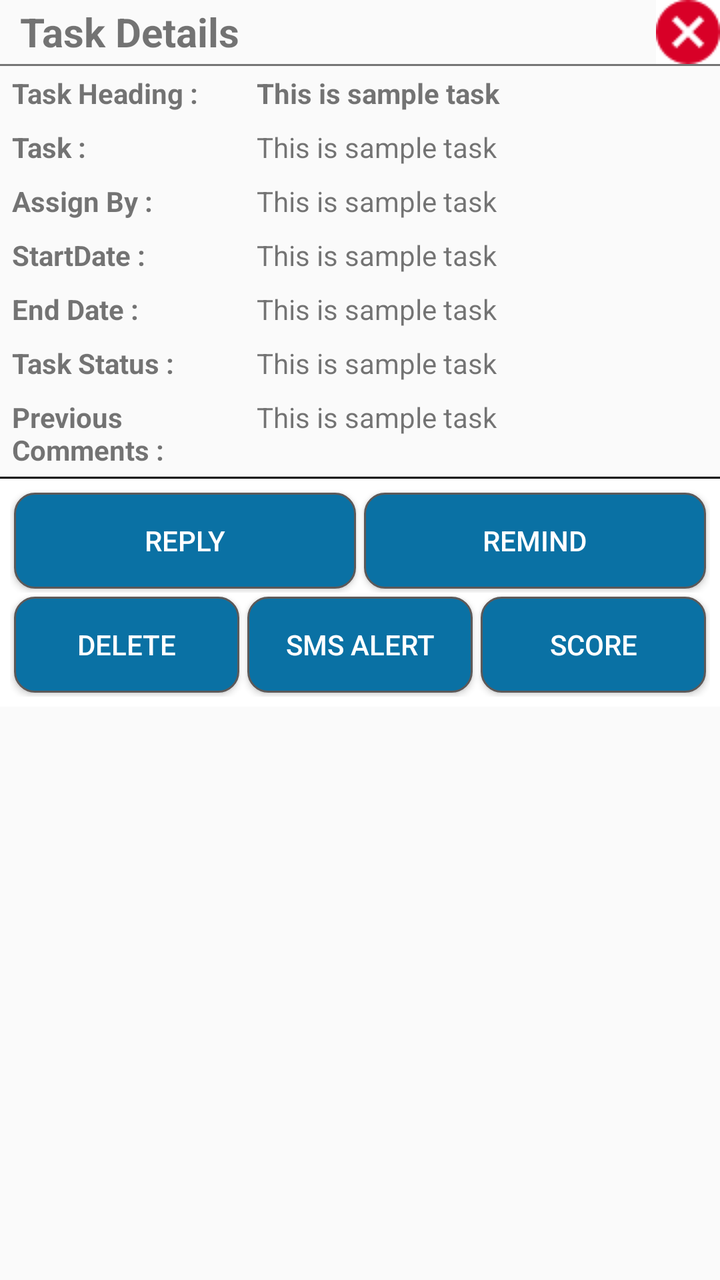
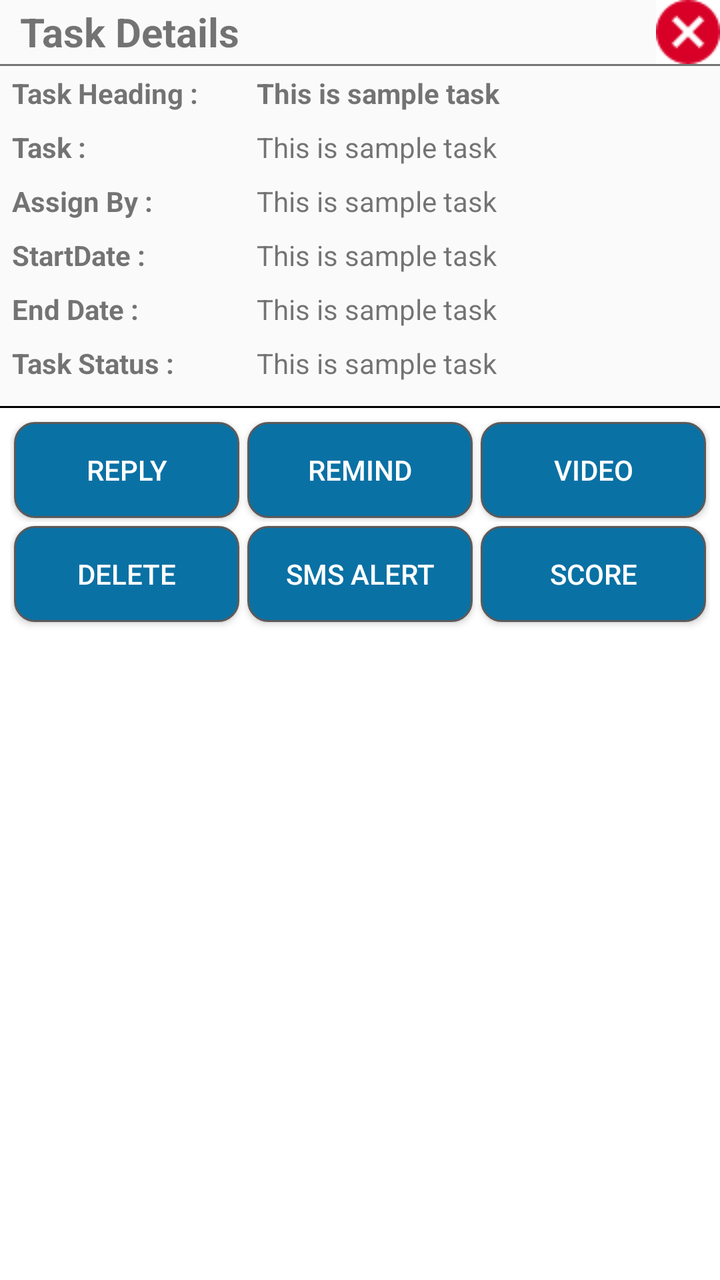

Compare the two renders of this Android layout. The source of the first and the diff that turns it into the second are given below.
<!-- AndroidManifest.xml: application theme AppTheme -->
<!-- res/layout/show_task_detils_row.xml -->
<?xml version="1.0" encoding="utf-8"?>
<LinearLayout xmlns:android="http://schemas.android.com/apk/res/android"
    android:layout_width="match_parent"
    android:layout_height="wrap_content"
    android:orientation="vertical">

    <LinearLayout
        android:layout_width="match_parent"
        android:layout_height="wrap_content"
        android:orientation="horizontal">

        <TextView
            android:layout_width="0dp"
            android:layout_height="wrap_content"
            android:layout_gravity="center"
            android:layout_marginLeft="10dp"
            android:layout_weight="1"
            android:gravity="left"
            android:text="Task Details"
            android:textSize="20sp"
            android:textStyle="bold" />

        <ImageButton
            android:id="@+id/show_close"
            android:layout_width="wrap_content"
            android:layout_height="wrap_content"
            android:background="@color/white"
            android:src="@drawable/cancelbutton" />
    </LinearLayout>


    <View
        android:layout_width="match_parent"
        android:layout_height="1dp"
        android:background="@color/grey_600"></View>


    <LinearLayout
        android:layout_width="match_parent"
        android:layout_height="wrap_content"
        android:layout_margin="4dp"
        android:paddingLeft="2dp"
        android:orientation="horizontal">

        <TextView
            android:layout_width="0dp"
            android:layout_height="wrap_content"
            android:layout_weight="3.5"
            android:textStyle="bold"
            android:text="Task Heading :" />

        <TextView
            android:id="@+id/txt_show_task_head"
            android:layout_width="0dp"
            android:layout_height="wrap_content"
            android:layout_weight="6.5"
            android:textStyle="bold"
            android:text="This is sample task" />


    </LinearLayout>

    <LinearLayout
        android:layout_width="match_parent"
        android:layout_height="wrap_content"
        android:layout_margin="4dp"
        android:paddingLeft="2dp"
        android:orientation="horizontal">

        <TextView
            android:layout_width="0dp"
            android:layout_height="wrap_content"
            android:layout_weight="3.5"
            android:textStyle="bold"
            android:text="Task :" />

        <TextView
            android:id="@+id/txt_show_desc"
            android:layout_width="0dp"
            android:layout_height="wrap_content"
            android:layout_weight="6.5"
            android:text="This is sample task" />


    </LinearLayout>

    <LinearLayout
        android:layout_width="match_parent"
        android:layout_height="wrap_content"
        android:layout_margin="4dp"
        android:paddingLeft="2dp"
        android:orientation="horizontal">

        <TextView
            android:layout_width="0dp"
            android:layout_height="wrap_content"
            android:layout_weight="3.5"
            android:textStyle="bold"
            android:text="Assign By :" />

        <TextView
            android:id="@+id/txt_show_assignBy"
            android:layout_width="0dp"
            android:layout_height="wrap_content"
            android:layout_weight="6.5"
            android:text="This is sample task" />


    </LinearLayout>

    <LinearLayout
        android:layout_width="match_parent"
        android:layout_height="wrap_content"
        android:layout_margin="4dp"
        android:paddingLeft="2dp"
        android:orientation="horizontal">

        <TextView
            android:layout_width="0dp"
            android:layout_height="wrap_content"
            android:layout_weight="3.5"
            android:textStyle="bold"
            android:text="StartDate :" />

        <TextView
            android:id="@+id/txt_show_start"
            android:layout_width="0dp"
            android:layout_height="wrap_content"
            android:layout_weight="6.5"
            android:text="This is sample task" />


    </LinearLayout>

    <LinearLayout
        android:layout_width="match_parent"
        android:layout_height="wrap_content"
        android:layout_margin="4dp"
        android:paddingLeft="2dp"
        android:orientation="horizontal">

        <TextView
            android:layout_width="0dp"
            android:layout_height="wrap_content"
            android:layout_weight="3.5"
            android:textStyle="bold"
            android:text="End Date :" />

        <TextView
            android:id="@+id/txt_show_endDate"
            android:layout_width="0dp"
            android:layout_height="wrap_content"
            android:layout_weight="6.5"
            android:text="This is sample task" />


    </LinearLayout>

    <LinearLayout
        android:layout_width="match_parent"
        android:layout_height="wrap_content"
        android:layout_margin="4dp"
        android:paddingLeft="2dp"
        android:orientation="horizontal">

        <TextView
            android:layout_width="0dp"
            android:layout_height="wrap_content"
            android:layout_weight="3.5"
            android:textStyle="bold"
            android:text="Task Status :" />

        <TextView
            android:id="@+id/TaskStatus"
            android:layout_width="0dp"
            android:layout_height="wrap_content"
            android:layout_weight="6.5"
            android:text="This is sample task" />


    </LinearLayout>

    <LinearLayout
        android:layout_width="match_parent"
        android:layout_height="wrap_content"
        android:layout_margin="4dp"
        android:paddingLeft="2dp"
        android:orientation="horizontal">

        <TextView
            android:layout_width="0dp"
            android:layout_height="wrap_content"
            android:layout_weight="3.5"
            android:textStyle="bold"
            android:text="Previous Comments :" />

        <TextView
            android:id="@+id/TaskComment"
            android:layout_width="0dp"
            android:layout_height="wrap_content"
            android:layout_weight="6.5"
            android:text="This is sample task" />


    </LinearLayout>

    <LinearLayout
        android:layout_width="match_parent"
        android:layout_height="1dp"
        android:background="#000000">

    </LinearLayout>


    <LinearLayout
        android:layout_width="match_parent"
        android:layout_height="wrap_content"
        android:background="#fff"
        android:orientation="vertical"
        android:padding="5dp">

        <LinearLayout
            android:layout_width="match_parent"
            android:layout_height="wrap_content"
            android:orientation="horizontal">

            <Button
                android:id="@+id/id_show"
                android:layout_width="0dp"
                android:layout_height="wrap_content"
                android:layout_margin="2dp"
                android:layout_weight="1"
                android:background="@drawable/button_background"
                android:text="SHOW"
                android:textColor="#fff"
                android:visibility="gone" />

            <Button
                android:id="@+id/id_task_edt"
                android:layout_width="0dp"
                android:layout_height="wrap_content"
                android:layout_margin="2dp"
                android:layout_weight="1"
                android:background="@drawable/button_background"
                android:text="Reply"
                android:textColor="#fff" />

            <Button
                android:id="@+id/id_remind"
                android:layout_width="0dp"
                android:layout_height="wrap_content"
                android:layout_margin="2dp"
                android:layout_weight="1"
                android:background="@drawable/button_background"
                android:text="REMIND"
                android:textColor="#fff" />

        </LinearLayout>

        <LinearLayout
            android:layout_width="match_parent"
            android:layout_height="wrap_content"
            android:orientation="horizontal">

            <Button
                android:id="@+id/id_delete"
                android:layout_width="0dp"
                android:layout_height="wrap_content"
                android:layout_margin="2dp"
                android:layout_weight="1"
                android:background="@drawable/button_background"
                android:text="DELETE"
                android:textColor="#fff" />

            <Button
                android:id="@+id/id_smsalert"
                android:layout_width="0dp"
                android:layout_height="wrap_content"
                android:layout_margin="2dp"
                android:layout_weight="1"
                android:background="@drawable/button_background"
                android:text="SMS ALERT"
                android:textColor="#fff" />

            <Button
                android:id="@+id/id_score"
                android:layout_width="0dp"
                android:layout_height="wrap_content"
                android:layout_margin="2dp"
                android:layout_weight="1"
                android:background="@drawable/button_background"
                android:text="SCORE"
                android:textColor="#fff" />

        </LinearLayout>


    </LinearLayout>

</LinearLayout>
<!-- resources referenced by this layout -->
<resources>
  <color name="grey_600">#757575</color>
  <color name="white">#FFFFFF</color>
  <!-- drawable button_background (drawable) -->
  <?xml version="1.0" encoding="utf-8"?>
  <selector xmlns:android="http://schemas.android.com/apk/res/android">
      <item>
  
          <shape android:shape="rectangle">
              <solid android:color="#0a71a4"/>
              <stroke android:color="#5c5959"
                  android:width="1dp"/>
              <corners android:radius="10dp"/>
  
          </shape>
  
      </item>
  
  </selector>
  <!-- drawable cancelbutton: png bitmap (drawable, 616 bytes) -->
  <style name="AppTheme" parent="Theme.AppCompat.Light.DarkActionBar">
          
          <item name="windowNoTitle">true</item>
          <item name="windowActionBar">false</item>
          <item name="colorPrimary">@color/light_blue_800</item>
          <item name="colorPrimaryDark">@color/colorPrimaryDark</item>
          <item name="colorAccent">@color/colorAccent</item>
      </style>
  <color name="light_blue_800">#0277bd</color>
  <color name="colorPrimaryDark">#303F9F</color>
  <color name="colorAccent">#000105</color>
</resources>

<!-- the commit's change to res/layout/show_task_detils_row.xml (unified diff, before → after) -->
@@ -32,47 +32,47 @@
     <View
         android:layout_width="match_parent"
         android:layout_height="1dp"
-        android:background="@color/grey_600"></View>
-
-
-    <LinearLayout
-        android:layout_width="match_parent"
-        android:layout_height="wrap_content"
-        android:layout_margin="4dp"
-        android:paddingLeft="2dp"
-        android:orientation="horizontal">
-
-        <TextView
-            android:layout_width="0dp"
-            android:layout_height="wrap_content"
-            android:layout_weight="3.5"
-            android:textStyle="bold"
-            android:text="Task Heading :" />
+        android:background="@color/grey_600" />
+
+
+    <LinearLayout
+        android:layout_width="match_parent"
+        android:layout_height="wrap_content"
+        android:layout_margin="4dp"
+        android:orientation="horizontal"
+        android:paddingLeft="2dp">
+
+        <TextView
+            android:layout_width="0dp"
+            android:layout_height="wrap_content"
+            android:layout_weight="3.5"
+            android:text="Task Heading :"
+            android:textStyle="bold" />
 
         <TextView
             android:id="@+id/txt_show_task_head"
             android:layout_width="0dp"
             android:layout_height="wrap_content"
             android:layout_weight="6.5"
-            android:textStyle="bold"
-            android:text="This is sample task" />
-
-
-    </LinearLayout>
-
-    <LinearLayout
-        android:layout_width="match_parent"
-        android:layout_height="wrap_content"
-        android:layout_margin="4dp"
-        android:paddingLeft="2dp"
-        android:orientation="horizontal">
-
-        <TextView
-            android:layout_width="0dp"
-            android:layout_height="wrap_content"
-            android:layout_weight="3.5"
-            android:textStyle="bold"
-            android:text="Task :" />
+            android:text="This is sample task"
+            android:textStyle="bold" />
+
+
+    </LinearLayout>
+
+    <LinearLayout
+        android:layout_width="match_parent"
+        android:layout_height="wrap_content"
+        android:layout_margin="4dp"
+        android:orientation="horizontal"
+        android:paddingLeft="2dp">
+
+        <TextView
+            android:layout_width="0dp"
+            android:layout_height="wrap_content"
+            android:layout_weight="3.5"
+            android:text="Task :"
+            android:textStyle="bold" />
 
         <TextView
             android:id="@+id/txt_show_desc"
@@ -88,15 +88,15 @@
         android:layout_width="match_parent"
         android:layout_height="wrap_content"
         android:layout_margin="4dp"
-        android:paddingLeft="2dp"
-        android:orientation="horizontal">
-
-        <TextView
-            android:layout_width="0dp"
-            android:layout_height="wrap_content"
-            android:layout_weight="3.5"
-            android:textStyle="bold"
-            android:text="Assign By :" />
+        android:orientation="horizontal"
+        android:paddingLeft="2dp">
+
+        <TextView
+            android:layout_width="0dp"
+            android:layout_height="wrap_content"
+            android:layout_weight="3.5"
+            android:text="Assign By :"
+            android:textStyle="bold" />
 
         <TextView
             android:id="@+id/txt_show_assignBy"
@@ -112,15 +112,15 @@
         android:layout_width="match_parent"
         android:layout_height="wrap_content"
         android:layout_margin="4dp"
-        android:paddingLeft="2dp"
-        android:orientation="horizontal">
-
-        <TextView
-            android:layout_width="0dp"
-            android:layout_height="wrap_content"
-            android:layout_weight="3.5"
-            android:textStyle="bold"
-            android:text="StartDate :" />
+        android:orientation="horizontal"
+        android:paddingLeft="2dp">
+
+        <TextView
+            android:layout_width="0dp"
+            android:layout_height="wrap_content"
+            android:layout_weight="3.5"
+            android:text="StartDate :"
+            android:textStyle="bold" />
 
         <TextView
             android:id="@+id/txt_show_start"
@@ -136,15 +136,15 @@
         android:layout_width="match_parent"
         android:layout_height="wrap_content"
         android:layout_margin="4dp"
-        android:paddingLeft="2dp"
-        android:orientation="horizontal">
-
-        <TextView
-            android:layout_width="0dp"
-            android:layout_height="wrap_content"
-            android:layout_weight="3.5"
-            android:textStyle="bold"
-            android:text="End Date :" />
+        android:orientation="horizontal"
+        android:paddingLeft="2dp">
+
+        <TextView
+            android:layout_width="0dp"
+            android:layout_height="wrap_content"
+            android:layout_weight="3.5"
+            android:text="End Date :"
+            android:textStyle="bold" />
 
         <TextView
             android:id="@+id/txt_show_endDate"
@@ -160,15 +160,15 @@
         android:layout_width="match_parent"
         android:layout_height="wrap_content"
         android:layout_margin="4dp"
-        android:paddingLeft="2dp"
-        android:orientation="horizontal">
-
-        <TextView
-            android:layout_width="0dp"
-            android:layout_height="wrap_content"
-            android:layout_weight="3.5"
-            android:textStyle="bold"
-            android:text="Task Status :" />
+        android:orientation="horizontal"
+        android:paddingLeft="2dp">
+
+        <TextView
+            android:layout_width="0dp"
+            android:layout_height="wrap_content"
+            android:layout_weight="3.5"
+            android:text="Task Status :"
+            android:textStyle="bold" />
 
         <TextView
             android:id="@+id/TaskStatus"
@@ -184,23 +184,25 @@
         android:layout_width="match_parent"
         android:layout_height="wrap_content"
         android:layout_margin="4dp"
-        android:paddingLeft="2dp"
-        android:orientation="horizontal">
-
-        <TextView
-            android:layout_width="0dp"
-            android:layout_height="wrap_content"
-            android:layout_weight="3.5"
-            android:textStyle="bold"
-            android:text="Previous Comments :" />
-
-        <TextView
+        android:layout_weight="1"
+        android:orientation="vertical"
+        android:paddingLeft="2dp">
+
+        <Button
+            android:id="@+id/previousComments"
+            android:layout_width="wrap_content"
+            android:layout_height="wrap_content"
+            android:layout_gravity="left"
+            android:layout_weight="3.5"
+            android:text="Comments"
+            android:textStyle="bold" />
+
+        <android.support.v7.widget.RecyclerView
             android:id="@+id/TaskComment"
-            android:layout_width="0dp"
-            android:layout_height="wrap_content"
-            android:layout_weight="6.5"
-            android:text="This is sample task" />
-
+            android:layout_width="match_parent"
+            android:layout_height="match_parent"
+            android:layout_below="@+id/previousComments"
+            android:scrollbars="vertical" />
 
     </LinearLayout>
 
@@ -211,15 +213,15 @@
 
     </LinearLayout>
 
-
-    <LinearLayout
-        android:layout_width="match_parent"
-        android:layout_height="wrap_content"
+    <LinearLayout
+        android:layout_width="match_parent"
+        android:layout_height="match_parent"
         android:background="#fff"
         android:orientation="vertical"
         android:padding="5dp">
 
         <LinearLayout
+            android:id="@+id/below"
             android:layout_width="match_parent"
             android:layout_height="wrap_content"
             android:orientation="horizontal">
@@ -255,11 +257,22 @@
                 android:text="REMIND"
                 android:textColor="#fff" />
 
+            <Button
+                android:id="@+id/showvideo"
+                android:layout_width="0dp"
+                android:layout_height="wrap_content"
+                android:layout_margin="2dp"
+                android:layout_weight="1"
+                android:background="@drawable/button_background"
+                android:text="VIDEO"
+                android:textColor="#fff" />
+
         </LinearLayout>
 
         <LinearLayout
             android:layout_width="match_parent"
             android:layout_height="wrap_content"
+            android:layout_weight="1"
             android:orientation="horizontal">
 
             <Button
@@ -297,4 +310,5 @@
 
     </LinearLayout>
 
+
 </LinearLayout>
<!-- resource entries referenced after the edit -->
@@ -8,10 +8,9 @@
       <item>
   
           <shape android:shape="rectangle">
-              <solid android:color="#0a71a4"/>
-              <stroke android:color="#5c5959"
-                  android:width="1dp"/>
-              <corners android:radius="10dp"/>
+              <solid android:color="#0a71a4" />
+              <stroke android:width="1dp" android:color="#5c5959" />
+              <corners android:radius="10dp" />
   
           </shape>
   
